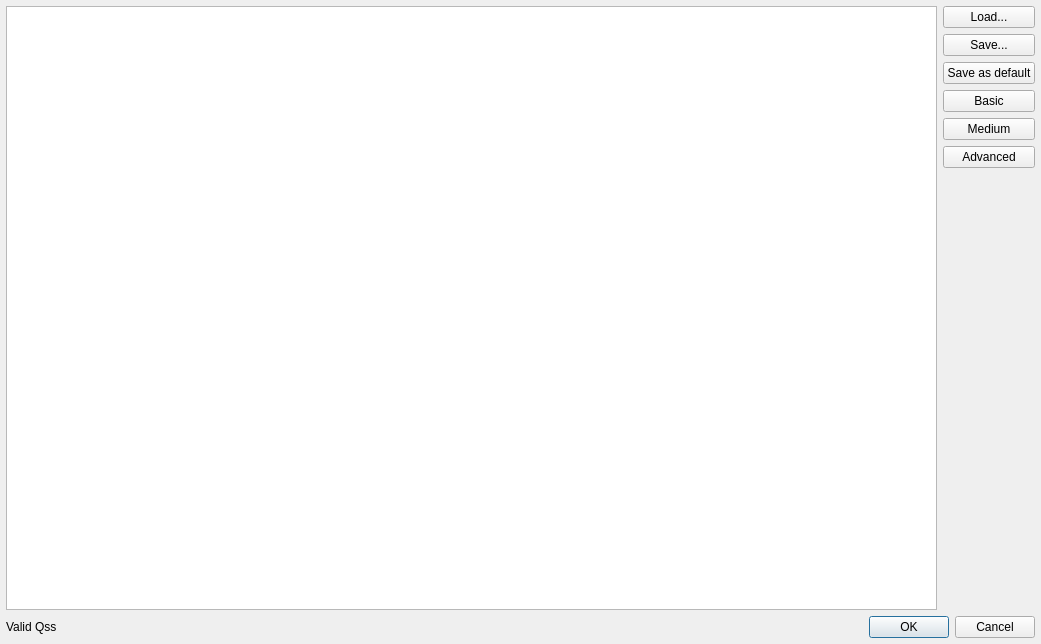
iznotek/fractorium, file Source/Fractorium/QssDialog.ui: the form before one commit.
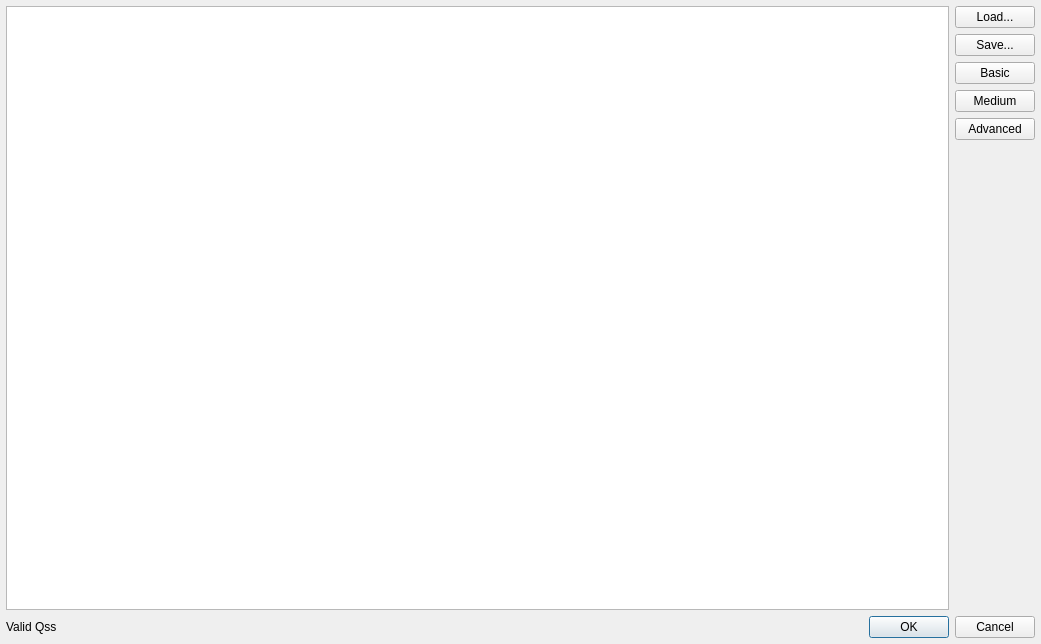
The form after the commit. Custom widgets are drawn as their Qt base class.

```diff
--- a/Source/Fractorium/QssDialog.ui
+++ b/Source/Fractorium/QssDialog.ui
@@ -47,13 +47,6 @@
          </property>
         </widget>
        </item>
-       <item>
-        <widget class="QPushButton" name="QssSaveDefaultButton">
-         <property name="text">
-          <string>Save as default</string>
-         </property>
-        </widget>
-       </item>
        <item>
         <widget class="QPushButton" name="QssBasicButton">
          <property name="text">
```
